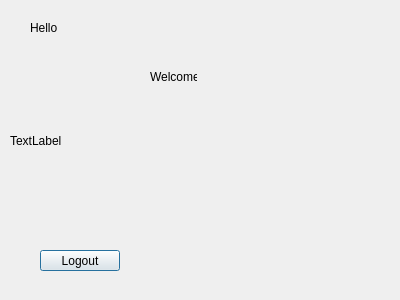
The window that welcomewindow.ui (Saif-Hashish/cs2labassignment) describes before a commit, drawn with Qt 5.
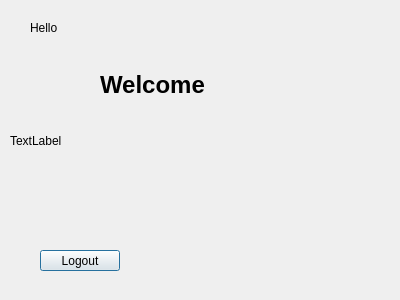
The same window after the commit.

Patch:
```diff
--- a/welcomewindow.ui
+++ b/welcomewindow.ui
@@ -31,7 +31,7 @@
     <rect>
      <x>30</x>
      <y>20</y>
-     <width>91</width>
+     <width>151</width>
      <height>16</height>
     </rect>
    </property>
@@ -42,14 +42,14 @@
   <widget class="QLabel" name="label_welcome">
    <property name="geometry">
     <rect>
-     <x>150</x>
-     <y>70</y>
-     <width>47</width>
-     <height>13</height>
+     <x>100</x>
+     <y>50</y>
+     <width>111</width>
+     <height>71</height>
     </rect>
    </property>
    <property name="text">
-    <string>Welcome</string>
+    <string>&lt;html&gt;&lt;head/&gt;&lt;body&gt;&lt;p&gt;&lt;span style=&quot; font-size:18pt; font-weight:600; color:#000000;&quot;&gt;Welcome&lt;/span&gt;&lt;/p&gt;&lt;/body&gt;&lt;/html&gt;</string>
    </property>
   </widget>
   <widget class="QLabel" name="label_welcome_image">
```
Left out of the diff: 4 changed lines with no effect on the pictures.
